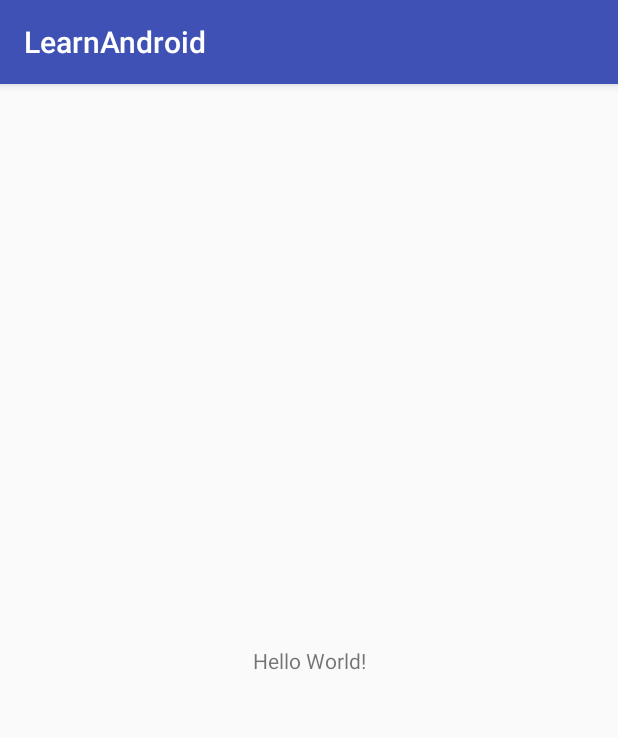
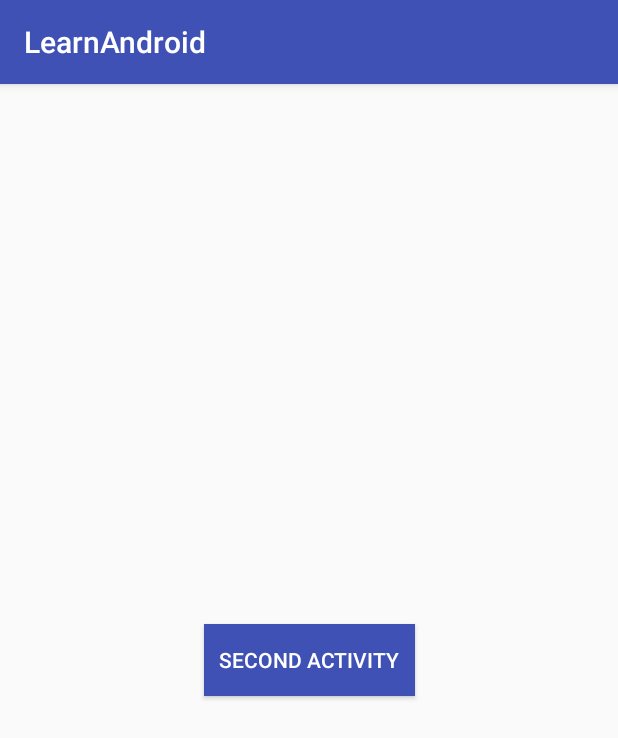
Before and after one commit to eduardo76609/LearnAndroid, an Android app: the screen it shows after launch (MainActivity), on a phone screen of 412 x 824 dp. Shown: the top 738 px of the screen. Run offline under Robolectric (Android 15) with nearby library versions, the phone set to English and light mode, and no system bars.

```diff
--- a/app/src/main/AndroidManifest.xml
+++ b/app/src/main/AndroidManifest.xml
@@ -16,6 +16,7 @@
                 <category android:name="android.intent.category.LAUNCHER" />
             </intent-filter>
         </activity>
+        <activity android:name=".SecondActivity"></activity>
     </application>
 
 </manifest>
--- a/app/src/main/java/com/example/eduardgomez/learnandroid/MainActivity.java
+++ b/app/src/main/java/com/example/eduardgomez/learnandroid/MainActivity.java
@@ -1,13 +1,64 @@
 package com.example.eduardgomez.learnandroid;
 
+import android.content.Intent;
 import android.support.v7.app.AppCompatActivity;
 import android.os.Bundle;
+import android.view.View;
+import android.widget.Button;
+import android.widget.Toast;
 
 public class MainActivity extends AppCompatActivity {
+
+    Button button;
 
     @Override
     protected void onCreate(Bundle savedInstanceState) {
         super.onCreate(savedInstanceState);
         setContentView(R.layout.activity_main);
+        button = findViewById(R.id.button);
+        button.setOnClickListener(new View.OnClickListener() {
+            public void onClick(View v) {
+                Intent i = new Intent(MainActivity.this, SecondActivity.class);
+                startActivity(i);
+            }
+        });
+        Toast.makeText(this, "onCreate", Toast.LENGTH_SHORT).show();
     }
+
+    @Override
+    protected void onStart() {
+        super.onStart();
+        Toast.makeText(this, "onStart", Toast.LENGTH_SHORT).show();
+    }
+
+    @Override
+    protected void onResume() {
+        super.onResume();
+        Toast.makeText(this, "onResume", Toast.LENGTH_SHORT).show();
+    }
+
+    @Override
+    protected void onPause() {
+        Toast.makeText(this, "onPause", Toast.LENGTH_SHORT).show();
+        super.onPause();
+    }
+
+    @Override
+    protected void onStop() {
+        super.onStop();
+        Toast.makeText(this, "onStop", Toast.LENGTH_SHORT).show();
+    }
+
+    @Override
+    protected void onRestart() {
+        super.onRestart();
+        Toast.makeText(this, "onRestart", Toast.LENGTH_SHORT).show();
+    }
+
+    @Override
+    protected void onDestroy() {
+        super.onDestroy();
+        Toast.makeText(this, "onDestroy", Toast.LENGTH_SHORT).show();
+    }
+
 }
--- a/app/src/main/res/layout/activity_main.xml
+++ b/app/src/main/res/layout/activity_main.xml
@@ -6,10 +6,14 @@
     android:layout_height="match_parent"
     tools:context=".MainActivity">
 
-    <TextView
+    <Button
+        android:id="@+id/button"
         android:layout_width="wrap_content"
         android:layout_height="wrap_content"
-        android:text="Hello World!"
+        android:background="@color/colorPrimary"
+        android:padding="10dp"
+        android:text="Second Activity"
+        android:textColor="@color/white"
         app:layout_constraintBottom_toBottomOf="parent"
         app:layout_constraintLeft_toLeftOf="parent"
         app:layout_constraintRight_toRightOf="parent"
--- a/app/src/main/res/values/colors.xml
+++ b/app/src/main/res/values/colors.xml
@@ -3,4 +3,5 @@
     <color name="colorPrimary">#3F51B5</color>
     <color name="colorPrimaryDark">#303F9F</color>
     <color name="colorAccent">#FF4081</color>
+    <color name="white">#FFFFFF</color>
 </resources>
```
Also changed, not shown: app/src/main/java/com/example/eduardgomez/learnandroid/SecondActivity.java (added, +14 -0 lines), app/src/main/res/layout/activity_second.xml (added, +8 -0 lines).
